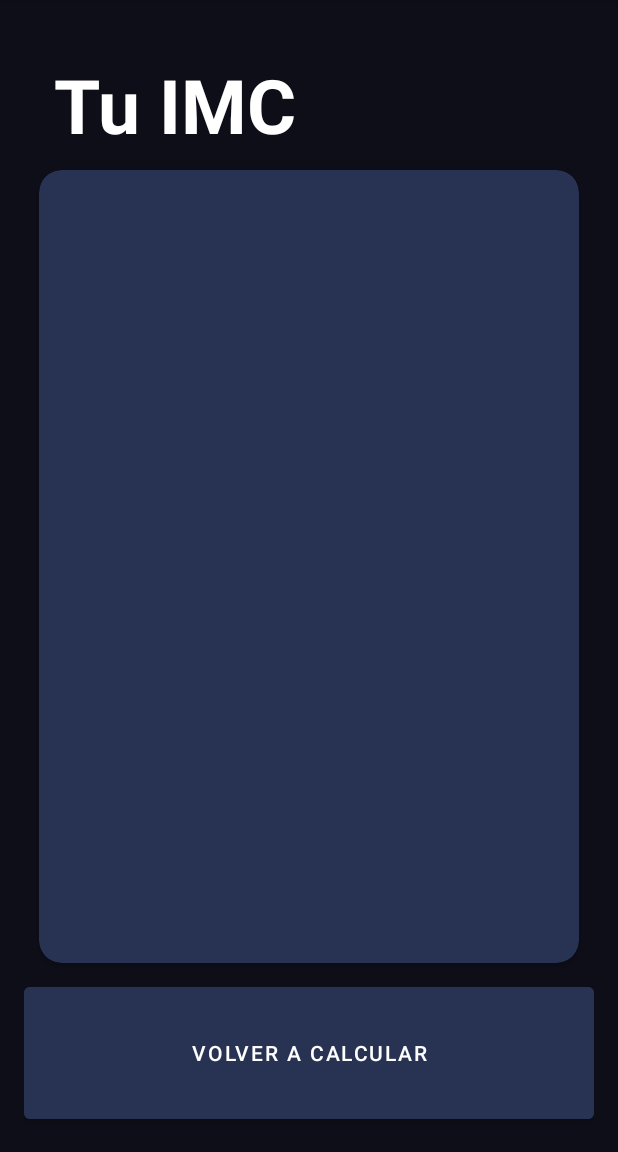
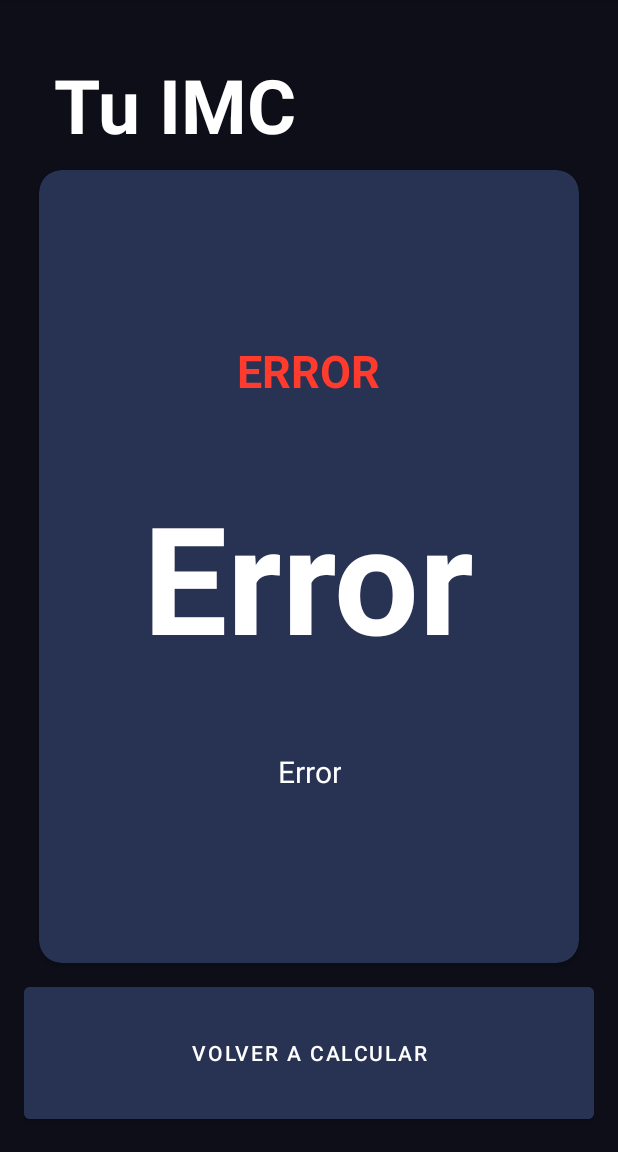
Before and after one commit to beeea/IMC_Calculator, an Android app: the ResultActivity screen opened directly, with no data from a screen before it, on a phone screen of 412 x 824 dp, the part 84-1236 px from its top. Run offline under Robolectric (Android 15) with nearby library versions, the phone set to English and light mode, and no system bars.

Commit message:
Activity result v2

```diff
--- a/app/src/main/java/com/beabarber/imc_calculator/IMCActivity.kt
+++ b/app/src/main/java/com/beabarber/imc_calculator/IMCActivity.kt
@@ -25,7 +25,7 @@ class IMCActivity : AppCompatActivity() {
     private lateinit var btnCalcular:Button
 
     private var isFemaleSelected:Boolean = true
-    private var isMaleSelected:Boolean = true
+    private var isMaleSelected:Boolean = false
     private var currentWeight:Int = 60
     private var currentHeight:Int = 150
 
@@ -91,8 +91,8 @@ class IMCActivity : AppCompatActivity() {
         tvWeight.text = currentWeight.toString()
     }
     private fun changeGender(){
-        isFemaleSelected = !isMaleSelected
-        isMaleSelected = !isFemaleSelected
+        isFemaleSelected = !isFemaleSelected
+        isMaleSelected = !isMaleSelected
     }
 
     private fun setGenderColor() {
--- a/app/src/main/java/com/beabarber/imc_calculator/ResultActivity.kt
+++ b/app/src/main/java/com/beabarber/imc_calculator/ResultActivity.kt
@@ -2,12 +2,67 @@ package com.beabarber.imc_calculator
 
 import androidx.appcompat.app.AppCompatActivity
 import android.os.Bundle
+import android.widget.Button
+import android.widget.TextView
+import androidx.core.content.ContextCompat
 
 class ResultActivity : AppCompatActivity() {
+
+    private lateinit var tvResultado:TextView
+    private lateinit var tvIMC:TextView
+    private lateinit var tvDescripcion:TextView
+    private lateinit var btnRecalculate: Button
+
     override fun onCreate(savedInstanceState: Bundle?) {
         super.onCreate(savedInstanceState)
         setContentView(R.layout.activity_result)
         val result:Double = intent.extras?.getDouble("IMC_RESULT") ?: -1.0
+        initComponents()
+        initUI(result)
+        initListeners()
+    }
 
+    private fun initListeners() {
+        btnRecalculate.setOnClickListener { onBackPressed() }
+    }
+
+    private fun initUI(result: Double) {
+        tvIMC.text = result.toString()
+        when(result){
+            //Bajo peso
+            in 0.00..18.50 ->{
+                tvResultado.text = getString(R.string.bajo_peso)
+                tvResultado.setTextColor(ContextCompat.getColor(this, R.color.bajopeso))
+                tvDescripcion.text = getString(R.string.def_bajo_peso)
+            }
+            in 18.51..24.99 ->{ //Peso normal
+                tvResultado.text = getString(R.string.peso_normal)
+                tvResultado.setTextColor(ContextCompat.getColor(this, R.color.pesonormal))
+                tvDescripcion.text = getString(R.string.def_peso_normal)
+            }
+            in 25.00..29.99 ->{ //Sobrepeso
+                tvResultado.text = getString(R.string.sobrepeso)
+                tvResultado.setTextColor(ContextCompat.getColor(this, R.color.sobrepeso))
+                tvDescripcion.text = getString(R.string.def_sobrepeso)
+            }
+            in 30.00..99.00 ->{ //Obesidad
+                tvResultado.text = getString(R.string.obesidad)
+                tvResultado.setTextColor(ContextCompat.getColor(this, R.color.obesidad))
+                tvDescripcion.text = getString(R.string.def_obesidad)
+            }
+            else -> { // Error
+                tvIMC.text = getString(R.string.error)
+                tvResultado.text = getString(R.string.error)
+                tvResultado.setTextColor(ContextCompat.getColor(this, R.color.obesidad))
+                tvDescripcion.text = getString(R.string.error)
+            }
+        }
+    }
+
+    private fun initComponents() {
+        tvIMC = findViewById(R.id.tvIMC)
+        tvResultado = findViewById(R.id.tvResultado)
+        tvDescripcion = findViewById(R.id.tvDescripcion)
+        btnRecalculate = findViewById(R.id.btnRecalcular)
     }
 }
--- a/app/src/main/res/layout/activity_imc.xml
+++ b/app/src/main/res/layout/activity_imc.xml
@@ -113,13 +113,16 @@
                 android:layout_height="wrap_content"/>
 
             <com.google.android.material.slider.RangeSlider
-                android:contentDescription="@string/selecciona_tu_altura"
                 android:id="@+id/slider"
                 android:layout_width="match_parent"
                 android:layout_height="wrap_content"
+                android:contentDescription="@string/selecciona_tu_altura"
+                android:fadeScrollbars="false"
+                android:scrollbarThumbHorizontal="@color/teal_700"
+                android:soundEffectsEnabled="true"
                 android:stepSize="1"
                 android:valueFrom="120"
-                android:valueTo="250" />
+                android:valueTo="200" />
         </LinearLayout>
 
     </androidx.cardview.widget.CardView>
--- a/app/src/main/res/layout/activity_result.xml
+++ b/app/src/main/res/layout/activity_result.xml
@@ -31,6 +31,45 @@
         app:layout_constraintTop_toBottomOf="@+id/resultTitle"
         app:cardCornerRadius="15dp">
 
+        <androidx.appcompat.widget.LinearLayoutCompat
+            android:layout_width="match_parent"
+            android:layout_height="match_parent"
+            android:orientation="vertical"
+            android:gravity="center"
+            android:layout_margin="16dp">
+
+            <TextView
+                android:id="@+id/tvResultado"
+                android:layout_width="wrap_content"
+                android:layout_height="wrap_content"
+                android:text="Normal"
+                android:textAllCaps="true"
+                android:layout_gravity="center_horizontal"
+                android:textSize="30dp"
+                android:textColor="@color/teal_700"
+                android:textStyle="bold"/>
+
+            <TextView
+                android:id="@+id/tvIMC"
+                android:layout_width="wrap_content"
+                android:layout_height="wrap_content"
+                android:layout_gravity="center"
+                android:text="25.8"
+                android:layout_marginVertical="50dp"
+                android:textColor="@color/white"
+                android:textSize="100dp"
+                android:textStyle="bold"/>
+
+            <TextView
+                android:id="@+id/tvDescripcion"
+                android:layout_width="wrap_content"
+                android:layout_height="wrap_content"
+                android:text="Definición"
+                android:textSize="20dp"
+                android:textColor="@color/white"
+                android:textAlignment="center"/>
+
+        </androidx.appcompat.widget.LinearLayoutCompat>
 
     </androidx.cardview.widget.CardView>
 
--- a/app/src/main/res/values/colors.xml
+++ b/app/src/main/res/values/colors.xml
@@ -12,5 +12,11 @@
     <color name="background_color">#0D0E18</color>
     <color name="background_cardview_selected">#283253</color>
     <color name="title_text">#B1B1B1</color>
+    <color name="color_accent">#f0a818</color>
+
+    <color name="bajopeso">#FFC107</color>
+    <color name="pesonormal">#4CAF50</color>
+    <color name="sobrepeso">#FF5722</color>
+    <color name="obesidad">#FF3B2D</color>
 
 </resources>
--- a/app/src/main/res/values/strings.xml
+++ b/app/src/main/res/values/strings.xml
@@ -12,4 +12,18 @@
     <string name="edad">edad</string>
     <string name="calcular">Calcular</string>
     <string name="recalcular">Volver a calcular</string>
+
+    <string name="error">Error</string>
+
+    <string name="bajo_peso">Bajo peso</string>
+    <string name="def_bajo_peso">Tu peso es inferior al rango saludable, posiblemente indicando una ingesta calórica insuficiente.</string>
+
+    <string name="peso_normal">Peso normal</string>
+    <string name="def_peso_normal">Tu peso está en un rango adecuado para tu altura y constitución, sugiriendo un estado de salud óptimo.</string>
+
+    <string name="sobrepeso">Sobrepeso</string>
+    <string name="def_sobrepeso">Tienes un exceso de peso que podría afectar tu salud, aunque aún no alcanza niveles de obesidad.</string>
+
+    <string name="obesidad">Obesidad</string>
+    <string name="def_obesidad">Tu peso está significativamente por encima de lo recomendado, lo que podría aumentar el riesgo de problemas de salud. Es importante abordarlo de manera consciente y tomar medidas para gestionarlo adecuadamente.</string>
 </resources>
```
